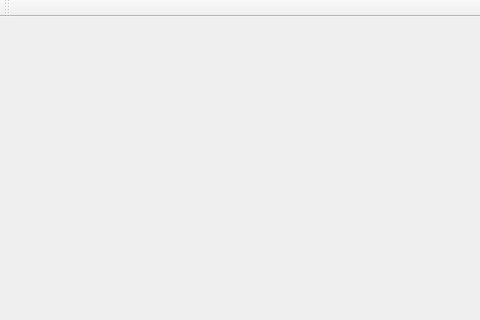
Before: the Qt Designer form mainwindow.ui in seasonsfx/PRGen, drawn with Qt 5; both pictures show x 0 to 480 and y 0 to 320 of the 659 by 463 pixel window.
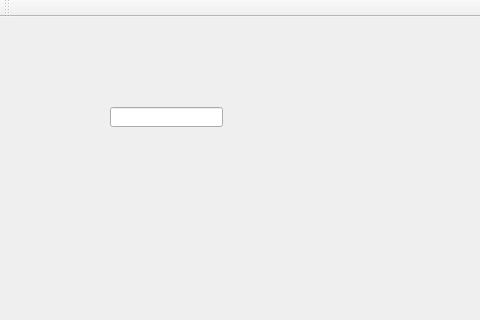
After: the same form once the commit is applied.

Commit message: add a textedit to mainwindow

The edit to the form file:
```diff
--- a/mainwindow.ui
+++ b/mainwindow.ui
@@ -13,7 +13,18 @@
   <property name="windowTitle">
    <string>MainWindow</string>
   </property>
-  <widget class="QWidget" name="centralWidget"/>
+  <widget class="QWidget" name="centralWidget">
+   <widget class="QLineEdit" name="lineEdit">
+    <property name="geometry">
+     <rect>
+      <x>110</x>
+      <y>90</y>
+      <width>113</width>
+      <height>20</height>
+     </rect>
+    </property>
+   </widget>
+  </widget>
   <widget class="QMenuBar" name="menuBar">
    <property name="geometry">
     <rect>
```
The commit also changes 1 other file.
